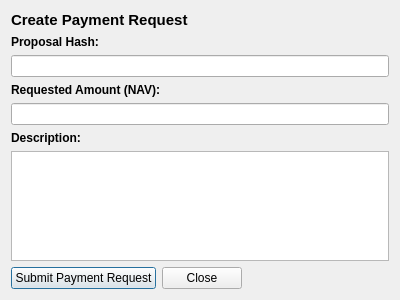
The window that src/qt/forms/communityfundcreatepaymentrequestdialog.ui (navcoin/navcoin-core) describes before a commit, drawn with Qt 5.
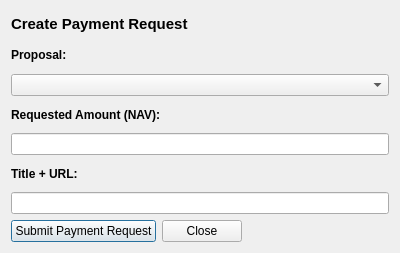
The same window after the commit. Custom widgets are drawn as their Qt base class.

```diff
--- a/src/qt/forms/communityfundcreatepaymentrequestdialog.ui
+++ b/src/qt/forms/communityfundcreatepaymentrequestdialog.ui
@@ -7,7 +7,7 @@
     <x>0</x>
     <y>0</y>
     <width>400</width>
-    <height>300</height>
+    <height>253</height>
    </rect>
   </property>
   <property name="windowTitle">
@@ -15,6 +15,8 @@
   </property>
   <layout class="QVBoxLayout" name="verticalLayout_2">
    <item>
+    <layout class="QVBoxLayout" name="verticalLayoutCreatePaymentRequest">
+     <item>
     <widget class="QLabel" name="labelCreatePaymentRequestTitle">
      <property name="sizePolicy">
       <sizepolicy hsizetype="Preferred" vsizetype="Minimum">
@@ -35,8 +37,6 @@
     </widget>
    </item>
    <item>
-    <layout class="QVBoxLayout" name="verticalLayoutCreatePaymentRequest">
-     <item>
       <widget class="QLabel" name="labelProposalHashTitle">
        <property name="sizePolicy">
         <sizepolicy hsizetype="Preferred" vsizetype="Minimum">
@@ -51,12 +51,12 @@
         </font>
        </property>
        <property name="text">
-        <string>Proposal Hash:</string>
+        <string>Proposal:</string>
        </property>
       </widget>
      </item>
      <item>
-      <widget class="QValidatedLineEdit" name="lineEditProposalHash"/>
+      <widget class="QComboBox" name="comboBoxProposalHash"/>
      </item>
      <item>
       <widget class="QLabel" name="labelRequestedAmountTitle">
@@ -83,19 +83,12 @@
         </font>
        </property>
        <property name="text">
-        <string>Description:</string>
+        <string>Title + URL:</string>
        </property>
       </widget>
      </item>
      <item>
-      <widget class="QValidatedPlainTextEdit" name="plainTextEditDescription">
-       <property name="plainText">
-        <string/>
-       </property>
-       <property name="overwriteMode">
-        <bool>false</bool>
-       </property>
-      </widget>
+      <widget class="QLineEdit" name="plainTextEditDescription"/>
      </item>
      <item>
       <layout class="QHBoxLayout" name="horizontalLayoutSubmitPaymentRequest">
@@ -142,16 +135,6 @@
    <header>navcoinamountfield.h</header>
    <container>1</container>
   </customwidget>
-  <customwidget>
-   <class>QValidatedLineEdit</class>
-   <extends>QLineEdit</extends>
-   <header>qvalidatedlineedit.h</header>
-  </customwidget>
-  <customwidget>
-   <class>QValidatedPlainTextEdit</class>
-   <extends>QPlainTextEdit</extends>
-   <header>qvalidatedplaintextedit.h</header>
-  </customwidget>
  </customwidgets>
  <resources/>
  <connections/>
```
Lines whose indentation alone changed are shown as unchanged.
